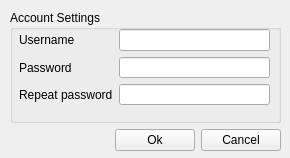
Above: client/Create.ui from canercandan/qlik before the change. Below: the same form after it.
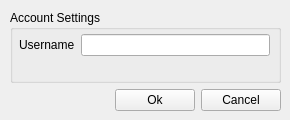
That is the form after the change.

Diff of the .ui file:
```diff
--- a/client/Create.ui
+++ b/client/Create.ui
@@ -6,7 +6,7 @@
     <x>0</x>
     <y>0</y>
     <width>290</width>
-    <height>158</height>
+    <height>120</height>
    </rect>
   </property>
   <property name="windowTitle" >
@@ -18,7 +18,7 @@
      <x>10</x>
      <y>10</y>
      <width>271</width>
-     <height>141</height>
+     <height>101</height>
     </rect>
    </property>
    <layout class="QVBoxLayout" >
@@ -31,9 +31,9 @@
        <property name="geometry" >
         <rect>
          <x>9</x>
-         <y>19</y>
+         <y>20</y>
          <width>251</width>
-         <height>76</height>
+         <height>31</height>
         </rect>
        </property>
        <layout class="QGridLayout" >
@@ -54,46 +54,6 @@
           </property>
          </widget>
         </item>
-        <item row="1" column="0" >
-         <widget class="QLabel" name="label_4" >
-          <property name="text" >
-           <string>Password</string>
-          </property>
-          <property name="buddy" >
-           <cstring>password</cstring>
-          </property>
-         </widget>
-        </item>
-        <item row="1" column="1" >
-         <widget class="QLineEdit" name="password" >
-          <property name="maxLength" >
-           <number>20</number>
-          </property>
-          <property name="echoMode" >
-           <enum>QLineEdit::Password</enum>
-          </property>
-         </widget>
-        </item>
-        <item row="2" column="0" >
-         <widget class="QLabel" name="label_6" >
-          <property name="text" >
-           <string>Repeat password</string>
-          </property>
-          <property name="buddy" >
-           <cstring>repassword</cstring>
-          </property>
-         </widget>
-        </item>
-        <item row="2" column="1" >
-         <widget class="QLineEdit" name="repassword" >
-          <property name="maxLength" >
-           <number>20</number>
-          </property>
-          <property name="echoMode" >
-           <enum>QLineEdit::Password</enum>
-          </property>
-         </widget>
-        </item>
        </layout>
       </widget>
      </widget>
```
Left out of the diff: 10 changed lines with no effect on the pictures.
